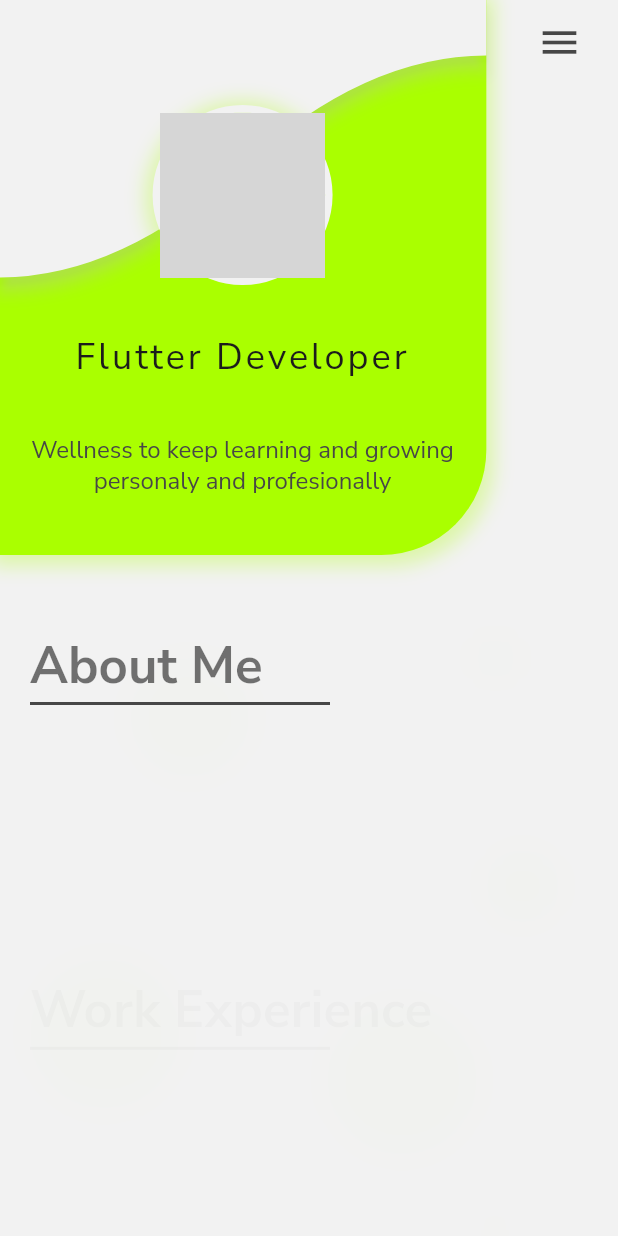
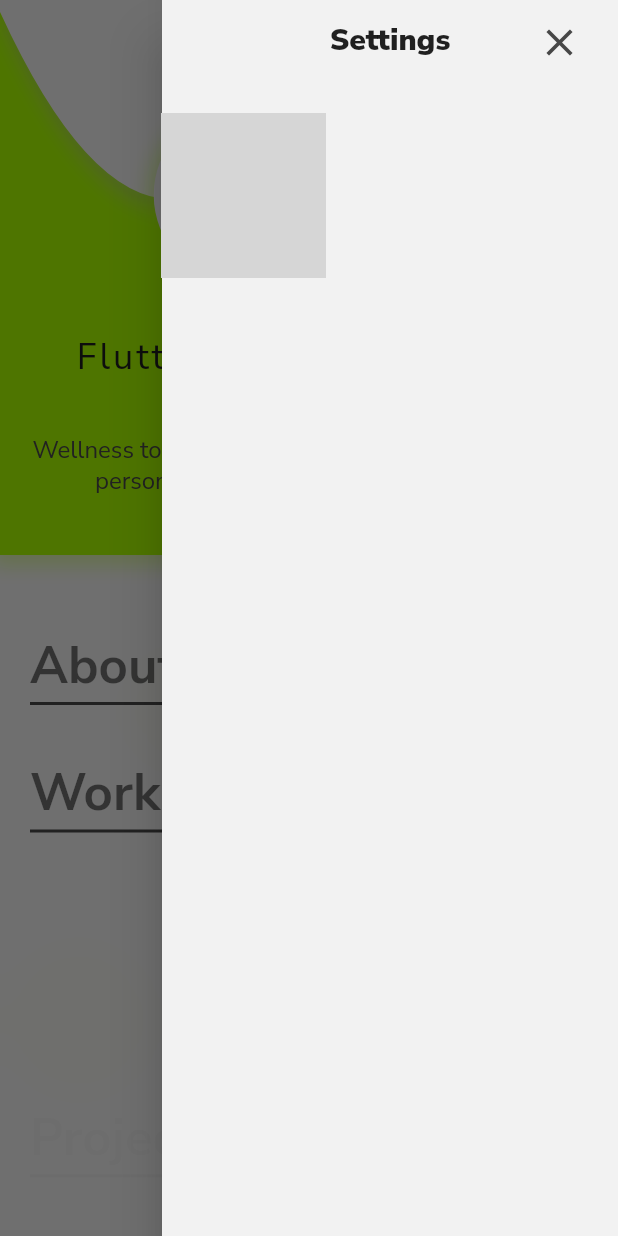
Before and after one commit to medinabotadev/cv_app, a Flutter app: the screen it shows after launch, with the side drawer open (before the commit the screen has no drawer), on a phone screen of 412 x 824 dp. Run offline on Flutter 3.47's test engine with Material 2 defaults, Android fonts, the light colour scheme and no system bars; our stand-ins replace flutter_svg; accounts and stored records are empty; network calls fail; grey boxes are pictures that could not be loaded.

Commit message:
home screen layout ended and drawer added

```diff
--- a/lib/src/screens/home_screen.dart
+++ b/lib/src/screens/home_screen.dart
@@ -2,6 +2,7 @@ import 'dart:ui';
 import 'package:flutter/material.dart';
 import 'package:flutter/painting.dart';
 import 'package:flutter/rendering.dart';
+import '../widgets/home_screen_end_drawer.dart';
 import '../widgets/home_screen_header_elements.dart';
 import '../models/user.dart';
 
@@ -38,14 +39,19 @@ class _HomeScreenState extends State<HomeScreen> with TickerProviderStateMixin{
         actions: <Widget>[
           Padding(
             padding: const EdgeInsets.only(right: 15.0),
-            child: IconButton(
-              icon: const Icon(Icons.menu),
-              color: Theme.of(context).iconTheme.color,
-              iconSize: Theme.of(context).iconTheme.size!,
-              onPressed: (){}
-              ),
+            child: Builder(
+              builder: (context) => IconButton(
+                icon: const Icon(Icons.menu),
+                color: Theme.of(context).iconTheme.color,
+                iconSize: Theme.of(context).iconTheme.size!,
+                onPressed: (){ Scaffold.of(context).openEndDrawer(); }
+                ),
+            ),
           )
         ]
+      ),
+      endDrawer: Drawer(
+        child: EndDrawer(),
       ),
       body: Stack(
         children: <Widget>[
--- /dev/null
+++ b/lib/src/widgets/home_screen_end_drawer.dart
@@ -0,0 +1,34 @@
+import 'package:flutter/material.dart';
+
+class EndDrawer extends StatefulWidget {
+  const EndDrawer({ Key? key }) : super(key: key);
+
+  @override
+  _EndDrawerState createState() => _EndDrawerState();
+}
+
+class _EndDrawerState extends State<EndDrawer> {
+  @override
+  Widget build(BuildContext context) {
+    return Scaffold(
+      appBar: AppBar(
+        automaticallyImplyLeading: false,
+        actions: <Widget>[
+          Padding(
+            padding: const EdgeInsets.only(right: 15.0),
+            child: Builder(
+              builder: (context) => IconButton(
+                icon: const Icon(Icons.close),
+                color: Theme.of(context).iconTheme.color,
+                iconSize: Theme.of(context).iconTheme.size!,
+                onPressed: (){ Navigator.of(context).pop(); }
+                ),
+            ),
+          )
+        ],
+        centerTitle: true,
+        title: Text('Settings', style: Theme.of(context).textTheme.headline6,),
+      )
+    );
+  }
+}
--- a/lib/src/widgets/home_screen_header_elements.dart
+++ b/lib/src/widgets/home_screen_header_elements.dart
@@ -13,9 +13,33 @@ class HomeScreenHeaderElements extends StatefulWidget {
   State<HomeScreenHeaderElements> createState() => _HomeScreenHeaderElementsState();
 }
 
-class _HomeScreenHeaderElementsState extends State<HomeScreenHeaderElements> {
+class _HomeScreenHeaderElementsState extends State<HomeScreenHeaderElements> with SingleTickerProviderStateMixin{
+  late AnimationController animationController;
+  late Animation<double>   waveAnimation;
+  @override
+  void initState() {
+    animationController = AnimationController(vsync: this, duration: const Duration(milliseconds: 60000));
+    waveAnimation = Tween(begin: 0.0, end: 0.5).animate(
+      CurvedAnimation(parent: animationController, curve: Curves.easeOutQuad)
+    );
+    animationController.addListener(() {
+      if (animationController.status == AnimationStatus.completed) {
+        animationController.reverse();
+      } else if (animationController.status == AnimationStatus.dismissed){
+        animationController.forward();
+      }
+    });
+    super.initState();
+  }
+
+  @override
+  void dispose() {
+    animationController.dispose();
+    super.dispose();
+  }
   @override
   Widget build(BuildContext context) {
+    animationController.forward();
     return SafeArea(
       top: false,
       left: false,
@@ -25,8 +49,13 @@ class _HomeScreenHeaderElementsState extends State<HomeScreenHeaderElements> {
         alignment: Alignment.center,
         fit: StackFit.expand,
         children: [
-          CustomPaint(
-            painter: _HeaderWaver(waveColor: Theme.of(context).scaffoldBackgroundColor),
+          AnimatedBuilder(
+            animation: animationController,
+            builder: (BuildContext context, child){
+              return CustomPaint(
+                painter: _HeaderWaver(waveColor: Theme.of(context).scaffoldBackgroundColor, animationController: animationController, waveAnimation: waveAnimation),
+              );
+            }
           ),
           Column(
             mainAxisAlignment: MainAxisAlignment.spaceBetween,
@@ -68,9 +97,13 @@ class _HomeScreenHeaderElementsState extends State<HomeScreenHeaderElements> {
 }
 
 class _HeaderWaver extends CustomPainter{
+  final AnimationController animationController;
   final Color waveColor;
+  final Animation waveAnimation;
   _HeaderWaver({
+    required this.animationController,
     required this.waveColor,
+    required this.waveAnimation,
   });
   @override
   void paint(Canvas canvas, Size size) {
@@ -80,9 +113,9 @@ class _HeaderWaver extends CustomPainter{
           brush.style       = PaintingStyle.fill;
 
     final path              = Path();
-          path.moveTo(0, size.height * 0.50);
-          path.quadraticBezierTo(size.width * 0.25, size.height * 0.50, size.width * 0.50, size.height * 0.30);
-          path.quadraticBezierTo(size.width * 0.75, size.height * 0.10, size.width, size.height * 0.10);
+          path.moveTo(0, size.height * waveAnimation.value);
+          path.quadraticBezierTo(size.width * 0.25, size.height * 0.5, size.width * 0.50, size.height * 0.30);
+          path.quadraticBezierTo(size.width * 0.75, size.height * 0.10, size.width, size.height * (0.6 - waveAnimation.value));
           path.lineTo(size.width, 0);
           path.lineTo(0, 0);
 
```
